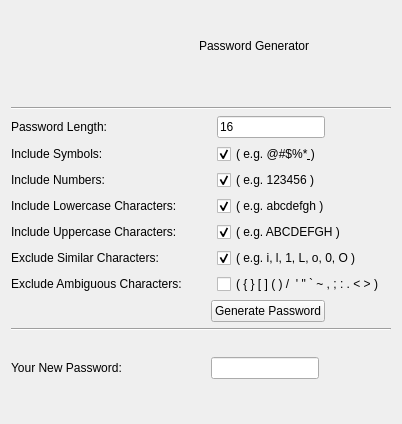
The window that generatepassword.ui (Bloc10FinTech/blockpad) describes before a commit, drawn with Qt 5.
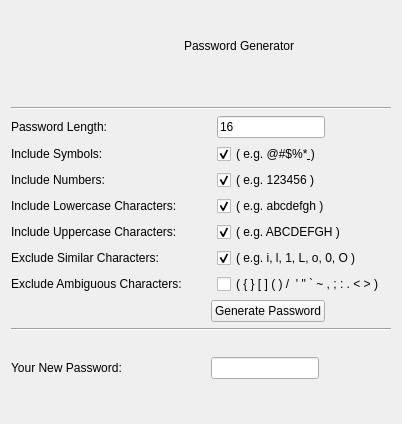
The same window after the commit.

The edit to the form file:
```diff
--- a/generatepassword.ui
+++ b/generatepassword.ui
@@ -32,8 +32,8 @@
        </property>
        <property name="maximumSize">
         <size>
-         <width>100</width>
-         <height>100</height>
+         <width>70</width>
+         <height>70</height>
         </size>
        </property>
        <property name="text">
```
